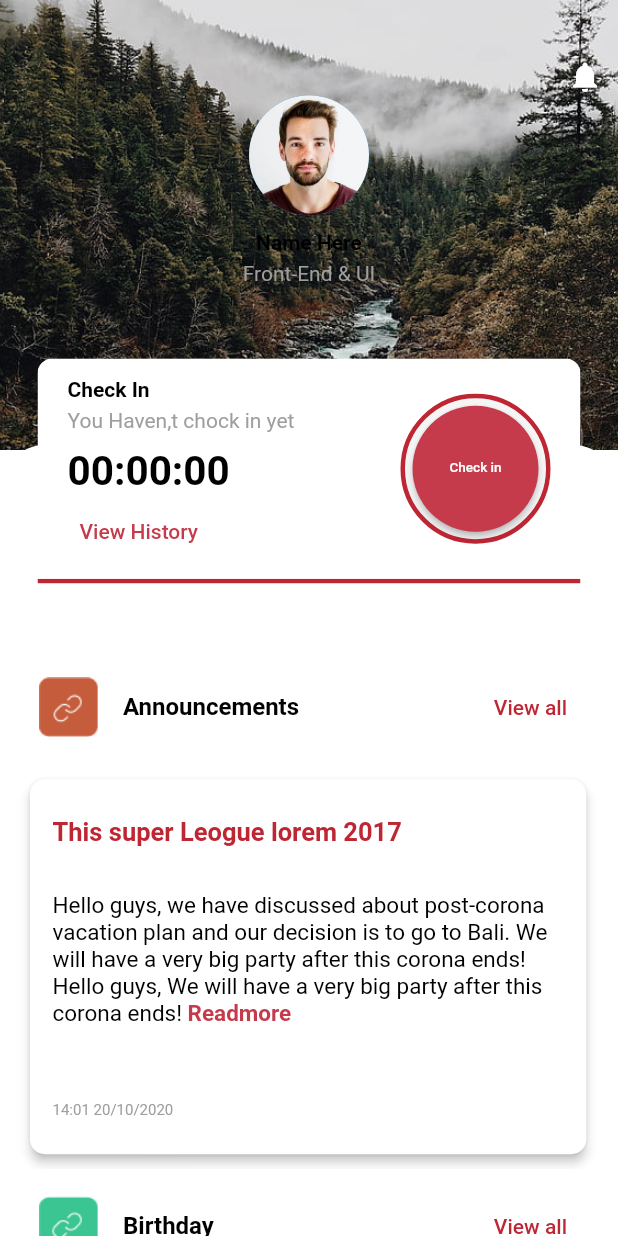
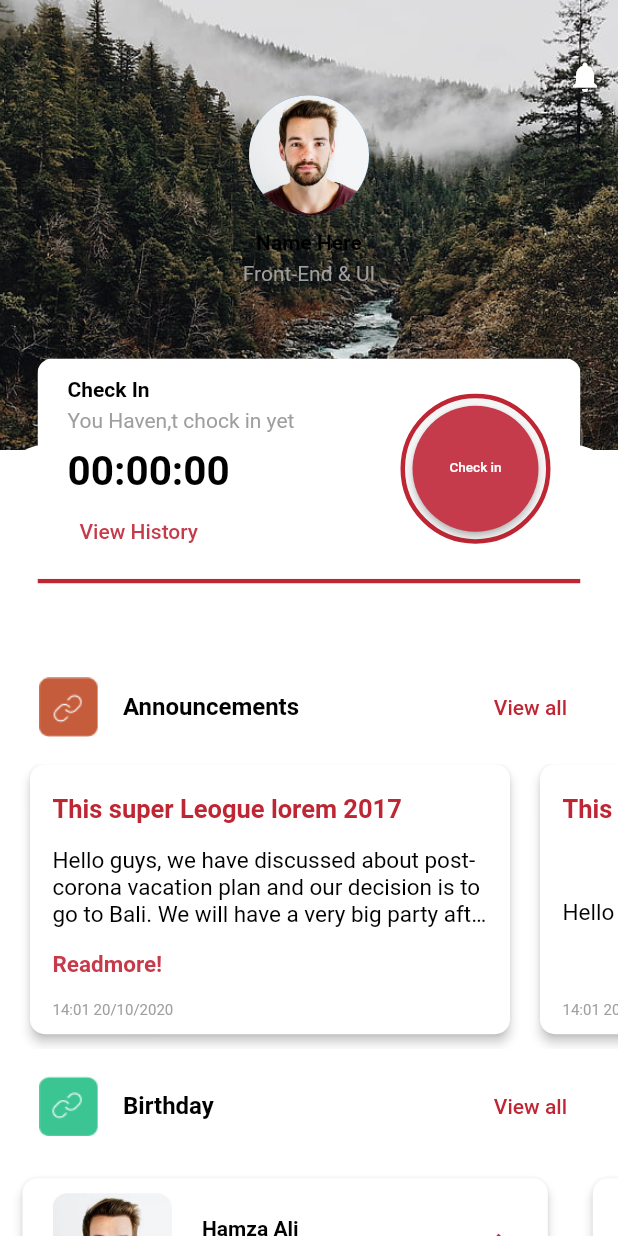
Before and after one commit to alche2014/hr_employee_flutter, a Flutter app: the MainHomeProfile screen opened directly, on a phone screen of 412 x 824 dp. Run offline on Flutter 3.47's test engine with Material 2 defaults, Android fonts, the phone set to English and light mode, and no system bars; our stand-ins replace file_picker, google_fonts, image_picker, mask_text_input_formatter, percent_indicator, shared_preferences and 1 more; accounts and stored records are empty; Roboto replaces fonts that are missing (Sofia); project files that could hold a hidden picture were left out.

```diff
--- a/lib/mainApp/announcement/main_announcement.dart
+++ b/lib/mainApp/announcement/main_announcement.dart
@@ -1,8 +1,6 @@
 import 'package:flutter/material.dart';
 import 'package:hr_app/AppBar/appbar.dart';
 import 'package:hr_app/background/background.dart';
-
-import '../../colors.dart';
 import 'utility/list_of_data.dart';
 
 class MainAnnouncement extends StatelessWidget {
--- a/lib/mainApp/main_home_profile/main_home_profile.dart
+++ b/lib/mainApp/main_home_profile/main_home_profile.dart
@@ -1,10 +1,14 @@
 // ignore_for_file: sized_box_for_whitespace, prefer_const_constructors
 
 import 'package:flutter/material.dart';
+import 'package:hr_app/mainApp/main_home_profile/utility/cards/announCard.dart';
+import 'package:hr_app/mainApp/main_home_profile/utility/content/list_of_data.dart';
 import 'package:hr_app/mainApp/main_home_profile/utility/content/list_of_data.dart';
 import '../../colors.dart';
 import 'Utility/cards/teamCard.dart';
 import 'package:stop_watch_timer/stop_watch_timer.dart';
+
+final darkRed = Color(0xffbf2634);
 
 class MainHomeProfile extends StatefulWidget {
   const MainHomeProfile({Key? key}) : super(key: key);
@@ -15,7 +19,7 @@ class MainHomeProfile extends StatefulWidget {
 
 class _MainHomeProfileState extends State<MainHomeProfile> {
   final StopWatchTimer _stopWatchTimer = StopWatchTimer();
-  final _isHour = true;
+  var _isHour = true;
   var _isStart = false;
 
   @override
@@ -122,7 +126,7 @@ class _MainHomeProfileState extends State<MainHomeProfile> {
                           height: 150,
                           // margin: EdgeInsets.symmetric(horizontal: 25),
                           decoration: BoxDecoration(
-                            border: const Border(
+                            border: Border(
                                 bottom: BorderSide(color: darkRed, width: 3)),
                             color: MediaQuery.of(context).platformBrightness ==
                                     Brightness.light
@@ -193,7 +197,10 @@ class _MainHomeProfileState extends State<MainHomeProfile> {
                                                 print('Stop');
                                               }
                                             },
-                                            child: Text(_isStart == false ? 'Check in' : 'Check out',
+                                            child: Text(
+                                                _isStart == false
+                                                    ? 'Check in'
+                                                    : 'Check out',
                                                 style: TextStyle(fontSize: 9)),
                                             style: ElevatedButton.styleFrom(
                                               shape: CircleBorder(),
@@ -216,11 +223,13 @@ class _MainHomeProfileState extends State<MainHomeProfile> {
             //--------------------ALL--Widgets------------------//
             headViewList('Announcements', 'orange'),
             Container(
-              height: 270,
+              height: 190,
               child: ListView.builder(
                   scrollDirection: Axis.horizontal,
-                  itemCount: annHomeCardData.length,
-                  itemBuilder: (context, index) => annHomeCardData[index]),
+                  itemCount: mainAnnCardData.length,
+                  itemBuilder: (context, index) {
+                    return AnnHomeCard(mainAnnCardData[index]);
+                  }),
             ),
             //--------------------------------------//
             headViewList('Birthday', 'lightgreen'),
@@ -339,21 +348,16 @@ class _MainHomeProfileState extends State<MainHomeProfile> {
       builder: (context, snap) {
         final value = snap.data;
         final displayTime =
-                                          StopWatchTimer.getDisplayTime(
-                                              value!, milliSecond: false);
+            StopWatchTimer.getDisplayTime(value!, milliSecond: false);
         return Column(
           children: <Widget>[
             Padding(
               padding: const EdgeInsets.only(top: 10),
               child: Text(
                 displayTime,
-                                              style: TextStyle(
-                                                  fontSize: 27,
-                                                  fontWeight:
-                                                      FontWeight.bold),
+                style: TextStyle(fontSize: 27, fontWeight: FontWeight.bold),
               ),
             ),
-
           ],
         );
       },
--- a/lib/mainApp/main_home_profile/utility/cards/announCard.dart
+++ b/lib/mainApp/main_home_profile/utility/cards/announCard.dart
@@ -2,24 +2,30 @@
 
 import 'package:flutter/material.dart';
 import 'package:hr_app/colors.dart';
+import 'package:hr_app/mainApp/main_home_profile/utility/content/list_of_data.dart';
+import 'package:hr_app/mainApp/main_home_profile/utility/read_more/read_more_page.dart';
 
 final darkRed = Color(0xffbf2634);
 
 class AnnHomeCard extends StatefulWidget {
-  final String head;
-  final String body;
-  final String date;
-  AnnHomeCard(this.head, this.body, this.date, {Key? key}) : super(key: key);
+  // final String head;
+  // final String body;
+  // final String date;
+  MyAnnCard myAnnCard = MyAnnCard();
+
+  AnnHomeCard(this.myAnnCard, {Key? key}) : super(key: key);
 
   @override
   State<AnnHomeCard> createState() => _AnnHomeCardState();
 }
 
 class _AnnHomeCardState extends State<AnnHomeCard> {
+  int myMaxLines = 3;
+
   @override
   Widget build(BuildContext context) {
     return Padding(
-      padding: const EdgeInsets.symmetric(horizontal: 20, vertical: 10),
+      padding: const EdgeInsets.only(left: 20, bottom: 10),
       child: Material(
         elevation: 3,
         borderRadius: BorderRadius.circular(10),
@@ -27,9 +33,9 @@ class _AnnHomeCardState extends State<AnnHomeCard> {
             ? Colors.white
             : Color(0xff34354A),
         child: Container(
-          width: MediaQuery.of(context).size.width * 0.9,
+          width: 320,
           // margin: EdgeInsets.all(20),
-          padding: EdgeInsets.symmetric(horizontal: 15, vertical: 25),
+          padding: EdgeInsets.only(left: 15, top: 20, bottom: 10, right: 10),
           decoration: BoxDecoration(
             borderRadius: BorderRadius.all(
               Radius.circular(10),
@@ -37,50 +43,54 @@ class _AnnHomeCardState extends State<AnnHomeCard> {
           ),
           child: Column(
             crossAxisAlignment: CrossAxisAlignment.start,
+            mainAxisAlignment: MainAxisAlignment.spaceBetween,
             children: <Widget>[
               Text(
-                '${widget.head}',
+                widget.myAnnCard.head!,
                 style: TextStyle(
                   color: darkRed, //color red
                   fontWeight: FontWeight.bold,
                   fontSize: 17,
                 ),
               ),
-              SizedBox(
-                height: 30.0,
-              ),
-              RichText(
-              // maxLines: 3,
-              text: TextSpan(
+              Column(
+                crossAxisAlignment: CrossAxisAlignment.start,
+                children: [
+                  Text(
+                    widget.myAnnCard.body!,
+                    maxLines: myMaxLines,
                     style: TextStyle(
                       fontSize: 15,
-
+                      overflow: TextOverflow.ellipsis,
                     ),
-                children:  <TextSpan>[
-                  TextSpan(
-                text: widget.body,
+                  ),
+                  if (widget.myAnnCard.body!.length > 80)
+                    Padding(
+                      padding: const EdgeInsets.only(top: 15),
+                      child: GestureDetector(
+                        onTap: () {
+                          Navigator.of(context).push(MaterialPageRoute(
+                              builder: (context) => ReadMoreAnnouncement(
+                                  head: widget.myAnnCard.head,
+                                  body: widget.myAnnCard.body,
+                                  date: widget.myAnnCard.date)));
+                        },
+                        child: Text(
+                          'Readmore!',
+                          // maxLines: 3,
                           style: TextStyle(
                               fontSize: 15,
-                  color: MediaQuery.of(context).platformBrightness == Brightness.light
-            ? Colors.black
-            : Colors.grey,
-                ),),
-                  TextSpan(text: ' Readmore', style: TextStyle(fontWeight: FontWeight.bold,color: kPrimaryRed)),
-                  // TextSpan(text: ' world!'),
+                              // overflow: TextOverflow.ellipsis,
+                              fontWeight: FontWeight.bold,
+                              color: kPrimaryRed),
+                        ),
+                      ),
+                    ),
                 ],
               ),
-              ),
-              // Text(
-              //   widget.body,
-              //   // maxLines: 3,
-              //   style: TextStyle(
-              //     fontSize: 15,
-              //     // overflow: TextOverflow.ellipsis,
-              //   ),
-              // ),
-              SizedBox(height: 50),
+              // SizedBox(height: 50),
               Text(
-                '${widget.date}',
+                widget.myAnnCard.date!,
                 style: TextStyle(
                   fontSize: 10,
                   color: Colors.grey,
--- a/lib/mainApp/main_home_profile/utility/content/list_of_data.dart
+++ b/lib/mainApp/main_home_profile/utility/content/list_of_data.dart
@@ -1,21 +1,43 @@
-import 'package:hr_app/mainApp/main_home_profile/utility/cards/announCard.dart';
 import 'package:hr_app/mainApp/main_home_profile/utility/cards/birthCard.dart';
 import 'package:hr_app/mainApp/main_home_profile/utility/cards/home_event_card.dart';
 import 'package:hr_app/mainApp/main_home_profile/utility/cards/leaveCard.dart';
 
-List<AnnHomeCard> annHomeCardData = [
-  AnnHomeCard(
-      'This super Leogue lorem 2017',
-      'Hello guys, we have discussed about post-corona vacation plan and our decision is to go to Bali. We will have a very big party after this corona ends!Hello guys, We will have a very big party after this corona ends!',
-      '14:01 20/10/2020'),
-  AnnHomeCard(
-      'This super Leogue lorem 2017',
-      'Hello guys, we have discussed about post-corona vacation plan and our decision is to go to Bali. We will have a very big party after this corona ends!Hello guys, We will have a very big party after this corona ends!',
-      '14:01 20/10/2020'),
-  AnnHomeCard(
-      'This super Leogue lorem 2017',
-      'Hello guys, we have discussed about post-corona vacation plan and our decision is to go to Bali. We will have a very big party after this corona ends! We will have a very big party after this corona ends!',
-      '14:01 20/10/2020'),
+class MyAnnCard {
+  String? head;
+  String? body;
+  String? date;
+  MyAnnCard({this.head, this.body, this.date});
+}
+
+List<MyAnnCard> mainAnnCardData = [
+  MyAnnCard(
+      head: 'This super Leogue lorem 2017',
+      body:
+          'Hello guys, we have discussed about post-corona vacation plan and our decision is to go to Bali. We will have a very big party after this corona ends!Hello guys, We will have a very big party after this corona ends!, Hello guys, we have discussed about post-corona vacation plan and our decision is to go to Bali. We will have a very big party after this corona ends!Hello guys, We will have a very big party after this corona ends,Hello guys, we have discussed about post-corona vacation plan and our decision is to go to Bali. We will have a very big party after this corona ends!, Hello guys, We will have a very big party after this corona ends!',
+      date: '14:01 20/10/2020'),
+  MyAnnCard(
+      head: 'This super Leogue lorem 2017',
+      body: 'Hello guys, This Soud Haroon...!',
+      date: '14:01 20/10/2020'),
+  MyAnnCard(
+      head: 'This super Leogue lorem 2017',
+      body: 'Hello guys, This Soud Haroon...!, our decision is to go to Bali.',
+      date: '14:01 20/10/2020'),
+  MyAnnCard(
+      head: 'This super Leogue lorem 2017',
+      body:
+          'Hello guys, we have discussed about post-corona vacation plan and our decision is to go to Bali. We will have a very big party after this corona ends!Hello guys, We will have a very big party after this corona ends!',
+      date: '14:01 20/10/2020'),
+  MyAnnCard(
+      head: 'This super Leogue lorem 2017',
+      body:
+          'Hello guys, we have discussed about post-corona vacation plan and our decision is to go to Bali. We will have a very big party after this corona ends! We will have a very big party after this corona ends!',
+      date: '14:01 20/10/2020'),
+  MyAnnCard(
+      head: 'This super Leogue lorem 2017',
+      body:
+          'Hello guys, This Soud Haroon, we have discussed about post-corona vacation plan and our decision is to go to Bali. We will have a very big party after this corona ends!Hello guys, We will have a very big party after this corona ends!, Hello guys, we have discussed about post-corona vacation plan and our decision is to go to Bali. We will have a very big party after this corona ends!Hello guys, We will have a very big party after this corona ends,Hello guys, we have discussed about post-corona vacation plan and our decision is to go to Bali. We will have a very big party after this corona ends!, Hello guys, We will have a very big party after this corona ends!',
+      date: '14:01 20/10/2020'),
 ];
 
 // 2nd final BirthdayCard Data
```
Also changed, not shown: lib/mainApp/announcement/utility/ann_card.dart (+32 -11 lines), lib/mainApp/main_home_profile/utility/read_more/read_more_page.dart (added, +97 -0 lines). Lines whose indentation alone changed are shown as unchanged.
